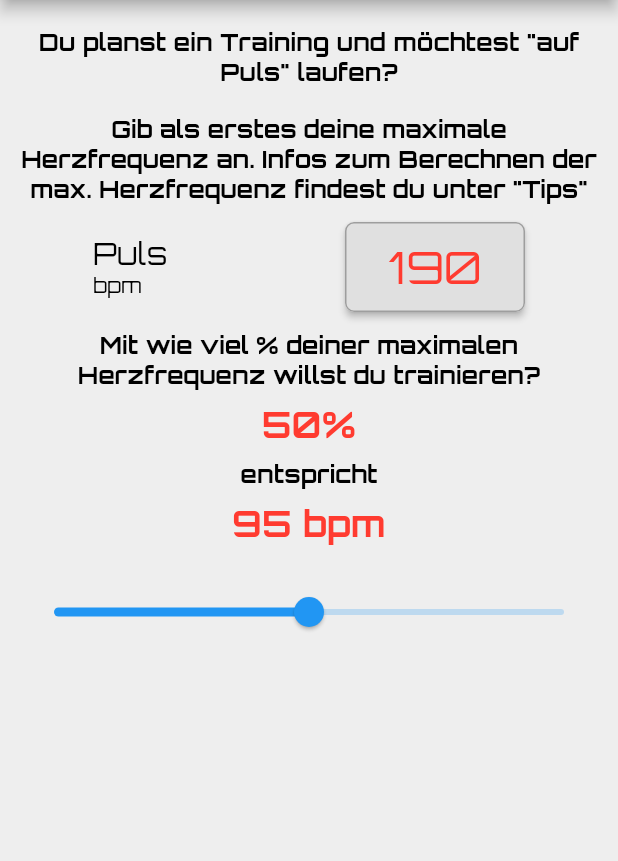
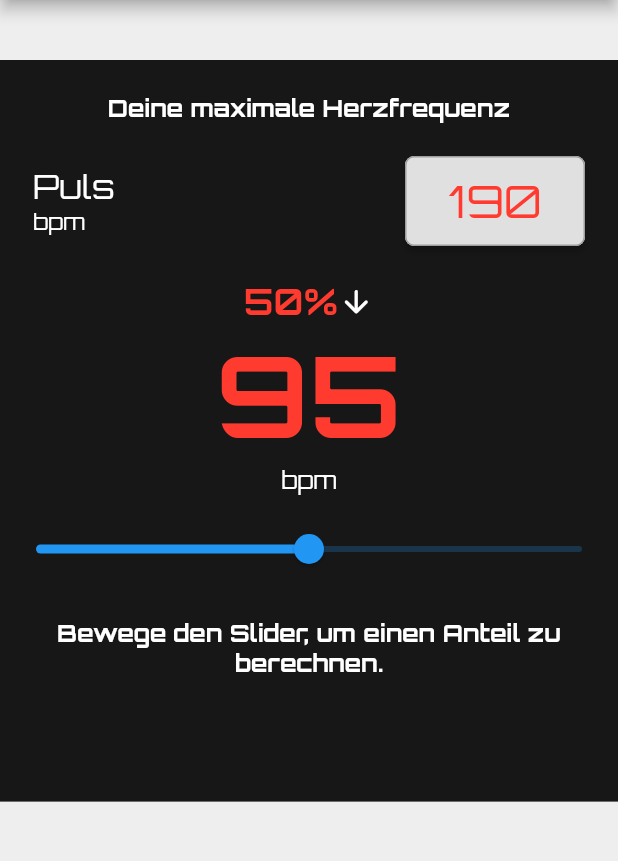
Before and after one commit to sebdombrowsky/publicDev, a Flutter app: the HerzfrequenzRechnerPage screen opened by its route, on a phone screen of 412 x 824 dp, the part 84-945 px from its top. Run offline on Flutter 3.47's test engine with Material 2 defaults, Android fonts, the phone set to English and light mode, and no system bars.

Commit message:
ui update bpm page

```diff
--- a/PaceRechner/App/pace_rechner/lib/pages/herzfrequenz_rechner_page.dart
+++ b/PaceRechner/App/pace_rechner/lib/pages/herzfrequenz_rechner_page.dart
@@ -28,6 +28,8 @@ class _HerzfrequenzRechnerPageState extends State<HerzfrequenzRechnerPage> {
       ),
       body: SingleChildScrollView(
         physics: const BouncingScrollPhysics(),
+        child: Padding(
+          padding: const EdgeInsets.symmetric(vertical: 40),
           child: Column(
             mainAxisAlignment: MainAxisAlignment.start,
             crossAxisAlignment: CrossAxisAlignment.center,
@@ -36,6 +38,7 @@ class _HerzfrequenzRechnerPageState extends State<HerzfrequenzRechnerPage> {
             ],
           ),
         ),
+      ),
     );
   }
 }
--- a/PaceRechner/App/pace_rechner/lib/pages/herzfrequenz_rechner_widgets/custom_maxpulse_picker.dart
+++ b/PaceRechner/App/pace_rechner/lib/pages/herzfrequenz_rechner_widgets/custom_maxpulse_picker.dart
@@ -35,6 +35,7 @@ class _CustomMaxPulsePickerState extends State<CustomMaxPulsePicker> {
                 onSelectedItemChanged: (newPulse) {
                   setState(() {
                     widget.controller.text = (newPulse+120).toString();
+                    widget.onChange();
                   });
                 },
               ),
--- a/PaceRechner/App/pace_rechner/lib/pages/herzfrequenz_rechner_widgets/herzfrequenz_page.dart
+++ b/PaceRechner/App/pace_rechner/lib/pages/herzfrequenz_rechner_widgets/herzfrequenz_page.dart
@@ -29,21 +29,17 @@ class _HerzfrequenzPageState extends State<HerzfrequenzPage> {
     prozentController.text =
         prozentController.text == "" ? "50" : prozentController.text;
     return Container(
-      width: widget.size.width,
-      height: widget.size.height,
-      child: Padding(
-        padding: const EdgeInsets.symmetric(horizontal: 12),
+      color: CupertinoColors.darkBackgroundGray,
       child: Column(
         mainAxisAlignment: MainAxisAlignment.start,
-          crossAxisAlignment: CrossAxisAlignment.center,
         children: [
           Padding(
-              padding: const EdgeInsets.symmetric(vertical: 18),
+            padding: const EdgeInsets.symmetric(vertical: 22),
             child: Text(
-                "Du planst ein Training und möchtest \"auf Puls\" laufen?",
+              "Deine maximale Herzfrequenz",
               textAlign: TextAlign.center,
               style: TextStyle(
-                  color: Colors.black,
+                color: CupertinoColors.white,
                 fontSize: 16,
                 fontFamily: "Orbitron",
                 fontWeight: FontWeight.bold,
@@ -51,20 +47,7 @@ class _HerzfrequenzPageState extends State<HerzfrequenzPage> {
             ),
           ),
           Padding(
-              padding: const EdgeInsets.only(bottom: 12),
-              child: Text(
-                "Gib als erstes deine maximale Herzfrequenz an. Infos zum Berechnen der max. Herzfrequenz findest du unter \"Tips\"",
-                textAlign: TextAlign.center,
-                style: TextStyle(
-                  color: Colors.black,
-                  fontSize: 16,
-                  fontFamily: "Orbitron",
-                  fontWeight: FontWeight.bold,
-                ),
-              ),
-            ),
-            Padding(
-              padding: const EdgeInsets.symmetric(horizontal: 50),
+            padding: const EdgeInsets.symmetric(horizontal: 22),
             child: Row(
               mainAxisAlignment: MainAxisAlignment.spaceBetween,
               children: [
@@ -75,15 +58,15 @@ class _HerzfrequenzPageState extends State<HerzfrequenzPage> {
                     Text(
                       "Puls",
                       style: TextStyle(
-                            color: Colors.black,
-                            fontSize: 20,
+                          color: CupertinoColors.white,
+                          fontSize: 22,
                           fontFamily: "Orbitron"),
                     ),
                     Text(
                       "bpm",
                       style: TextStyle(
-                            color: Colors.black,
-                            fontSize: 14,
+                          color: CupertinoColors.white,
+                          fontSize: 15,
                           fontFamily: "Orbitron"),
                     ),
                   ],
@@ -101,23 +84,11 @@ class _HerzfrequenzPageState extends State<HerzfrequenzPage> {
                         borderRadius: BorderRadius.circular(6)),
                     child: Center(
                       child: CustomMaxPulsePicker(
-                            controller: pulsController, onChange: () => null),
+                          controller: pulsController, onChange: () => PulsBerechnen(pulsController.text, prozentController.text)),
                     ),
                   ),
                 ),
               ],
-              ),
-            ),
-            Padding(
-              padding: const EdgeInsets.only(top: 12),
-              child: Text(
-                "Mit wie viel % deiner maximalen Herzfrequenz willst du trainieren?",
-                textAlign: TextAlign.center,
-                style: TextStyle(
-                    color: Colors.black,
-                    fontSize: 16,
-                    fontFamily: "Orbitron",
-                    fontWeight: FontWeight.bold),
             ),
           ),
           Padding(
@@ -126,8 +97,11 @@ class _HerzfrequenzPageState extends State<HerzfrequenzPage> {
               mainAxisAlignment: MainAxisAlignment.spaceBetween,
               children: [
                 Padding(
-                    padding: const EdgeInsets.all(8.0),
-                    child: Text(
+                  padding: const EdgeInsets.only(top: 22),
+                  child: Row(
+                    mainAxisAlignment: MainAxisAlignment.center,
+                    children: [
+                      Text(
                         prozentController.text + "%",
                         textAlign: TextAlign.center,
                         style: TextStyle(
@@ -136,26 +110,30 @@ class _HerzfrequenzPageState extends State<HerzfrequenzPage> {
                             fontFamily: "Orbitron",
                             fontWeight: FontWeight.bold),
                       ),
+                      Icon(
+                        Icons.arrow_downward_rounded,
+                        color: CupertinoColors.white,
+                        size: 24.0,
+                      ),
+                    ],
+                  ),
                 ),
                 Text(
-                    "entspricht",
+                  zielPulsController.text,
                   textAlign: TextAlign.center,
                   style: TextStyle(
-                        color: Colors.black,
-                        fontSize: 16,
+                      color: CupertinoColors.destructiveRed,
+                      fontSize: 75,
                       fontFamily: "Orbitron",
                       fontWeight: FontWeight.bold),
                 ),
-                  Padding(
-                    padding: const EdgeInsets.all(8.0),
-                    child: Text(
-                      zielPulsController.text + " bpm",
+                Text(
+                  "bpm",
                   textAlign: TextAlign.center,
                   style: TextStyle(
-                          color: CupertinoColors.destructiveRed,
-                          fontSize: 24,
+                    color: CupertinoColors.white,
+                    fontSize: 16,
                     fontFamily: "Orbitron",
-                          fontWeight: FontWeight.bold),
                   ),
                 ),
               ],
@@ -168,8 +146,20 @@ class _HerzfrequenzPageState extends State<HerzfrequenzPage> {
                 onChange: () =>
                     PulsBerechnen(pulsController.text, prozentController.text)),
           ),
+          Padding(
+            padding: const EdgeInsets.only(top: 22),
+            child: Text(
+              "Bewege den Slider, um einen Anteil zu berechnen.",
+              textAlign: TextAlign.center,
+              style: TextStyle(
+                color: CupertinoColors.white,
+                fontSize: 16,
+                fontFamily: "Orbitron",
+                fontWeight: FontWeight.bold,
+              ),
+            ),
+          ),
         ],
-        ),
       ),
     );
   }
--- a/PaceRechner/App/pace_rechner/lib/pages/pace_rechner_widgets/pace_page.dart
+++ b/PaceRechner/App/pace_rechner/lib/pages/pace_rechner_widgets/pace_page.dart
@@ -33,8 +33,6 @@ class _PacePageState extends State<PacePage> {
     paceController.text =
         paceController.text == "" ? "05:40" : paceController.text;
     return Container(
-      width: widget.size.width * 0.5,
-      height: widget.size.height * 0.5,
       decoration: BoxDecoration(
           color: CupertinoColors.darkBackgroundGray, ),
       child: Column(
```
Also changed, not shown: PaceRechner/App/pace_rechner/pubspec.lock, 3 other files. Lines whose indentation alone changed are shown as unchanged.
